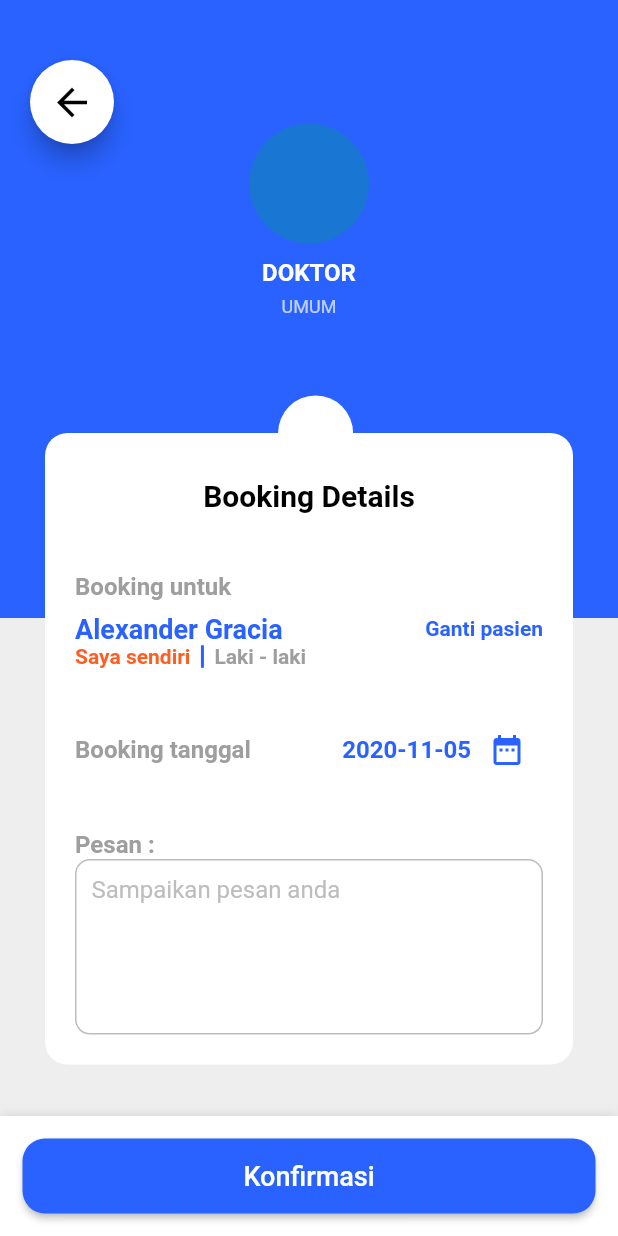
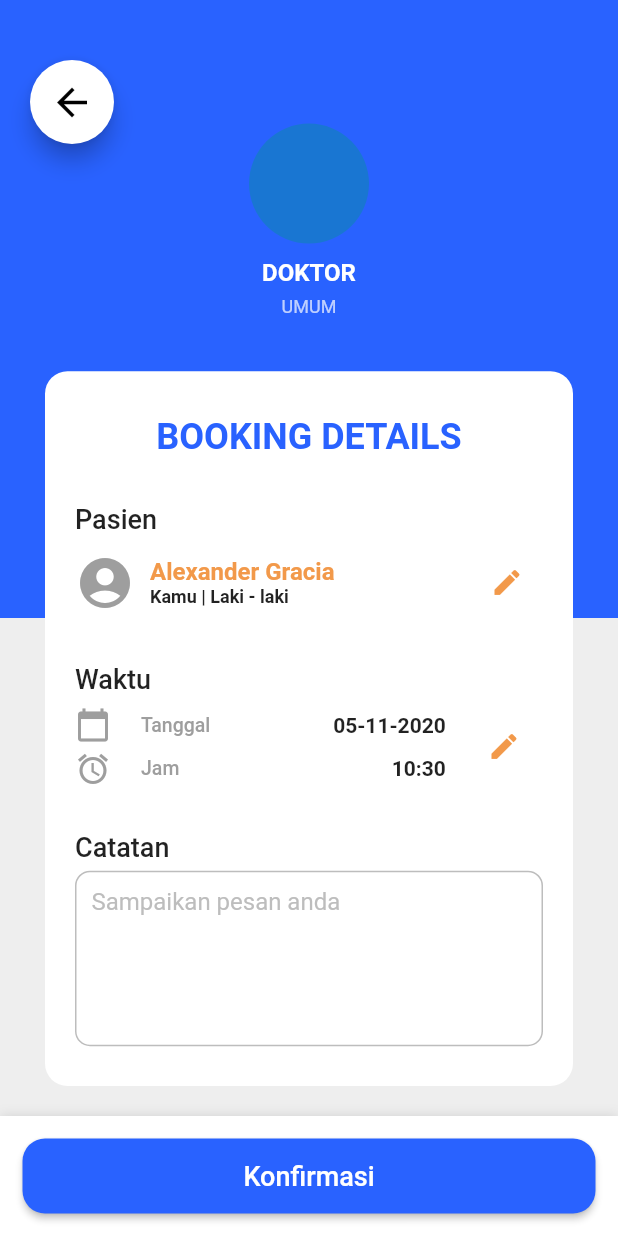
Before and after one commit to zanuarts/RS-TingkatAkhir, a Flutter app: the BookingConfirm screen opened directly, on a phone screen of 412 x 824 dp. Run offline on Flutter 3.47's test engine with Material 2 defaults, Android fonts, the phone set to English and light mode, and no system bars; our stand-ins replace carousel_pro, flutter_datetime_picker; missing offline and left inert: cupertino_radio_choice.

Commit message:
booking confirm done

```diff
--- a/lib/src/ui/pages/booking/page_booking_confirm.dart
+++ b/lib/src/ui/pages/booking/page_booking_confirm.dart
@@ -1,4 +1,5 @@
 import 'package:flutter/material.dart';
+import 'package:flutter_datetime_picker/flutter_datetime_picker.dart';
 import 'package:intl/intl.dart';
 import 'package:smkdev/src/constants/constant.dart';
 import 'package:smkdev/src/ui/components/booking/bottom_nav.dart';
@@ -22,9 +23,7 @@ class _BookingConfirmState extends State<BookingConfirm> {
     Size size = MediaQuery.of(context).size;
     return Scaffold(
       backgroundColor: Colors.grey[200],
-      body: SingleChildScrollView(
-        scrollDirection: Axis.vertical,
-        child: Stack(
+      body: Stack(
         children: [
           Container(
             width: size.width,
@@ -73,22 +72,14 @@ class _BookingConfirmState extends State<BookingConfirm> {
             ),
           ),
           Container(
-                margin: EdgeInsets.only(top: size.height * 0.32),
+              margin: EdgeInsets.only(top: size.height * 0.27, bottom: 20),
               // left: 30, right: 30),
               width: size.width,
               decoration: BoxDecoration(color: Colors.transparent),
               child: Stack(
                 children: [
                   Container(
-                      width: 50,
-                      height: 50,
-                      margin: EdgeInsets.only(left: size.width * 0.45),
-                      decoration: BoxDecoration(
-                          color: Colors.white,
-                          borderRadius: BorderRadius.circular(50)),
-                    ),
-                    Container(
-                      padding: EdgeInsets.all(20),
+                    padding: EdgeInsets.fromLTRB(20, 20, 20, 0),
                     margin: EdgeInsets.only(top: 25, left: 30, right: 30),
                     width: size.width,
                     decoration: BoxDecoration(
@@ -100,114 +91,186 @@ class _BookingConfirmState extends State<BookingConfirm> {
                         SizedBox(height: 10),
                         Center(
                           child: Text(
-                              "Booking Details",
+                            "BOOKING DETAILS",
                             style: TextStyle(
-                                  color: Colors.black,
-                                  fontSize: 20,
+                                color: colorPrimary,
+                                fontSize: 24,
                                 fontWeight: FontWeight.bold),
                           ),
                         ),
-                          SizedBox(height: 40),
+                        // Container(
+                        //   margin: EdgeInsets.only(top: 10),
+                        //   width: size.width,
+                        //   height: 1,
+                        //   color: colorPrimary,
+                        // ),
+                        SizedBox(height: 30),
                         Text(
-                            "Booking untuk",
+                          "Pasien",
                           style: TextStyle(
-                                color: Colors.grey,
-                                fontSize: 16,
-                                fontWeight: FontWeight.bold),
+                              color: Colors.black87,
+                              fontSize: 18,
+                              fontWeight: FontWeight.w500),
                         ),
                         SizedBox(height: 8),
-                          Row(
+                        Container(
+                          child: Row(
                             mainAxisAlignment: MainAxisAlignment.spaceBetween,
+                            children: [
+                              Icon(
+                                Icons.account_circle_rounded,
+                                color: Colors.grey,
+                                size: 40,
+                              ),
+                              SizedBox(width: 10),
+                              Expanded(
+                                child: Column(
+                                    crossAxisAlignment:
+                                        CrossAxisAlignment.start,
                                     children: [
                                       Text(
                                         "Alexander Gracia",
                                         style: TextStyle(
-                                    color: colorPrimary,
-                                    fontSize: 18,
+                                            color: colorLabel1,
+                                            fontSize: 16,
                                             fontWeight: FontWeight.bold),
                                       ),
+                                      Text(
+                                        "Kamu | Laki - laki",
+                                        style: TextStyle(
+                                            color: Colors.black87,
+                                            fontSize: 12,
+                                            fontWeight: FontWeight.bold),
+                                      )
+                                    ]),
+                              ),
+                              SizedBox(width: 5),
+                              IconButton(
+                                  icon: Icon(Icons.edit,
+                                      color: colorLabel1, size: 22),
+                                  onPressed: () {})
+                            ],
+                          ),
+                        ),
+                        SizedBox(height: 30),
+                        Text(
+                          "Waktu",
+                          style: TextStyle(
+                              color: Colors.black87,
+                              fontSize: 18,
+                              fontWeight: FontWeight.w500),
+                        ),
+                        SizedBox(height: 8),
                         GestureDetector(
-                                onTap: () {},
-                                child: Text(
-                                  "Ganti pasien",
+                          onTap: () {
+                            DatePicker.showDateTimePicker(
+                              context,
+                              showTitleActions: true,
+                              minTime: DateTime(2020, 1, 1),
+                              maxTime: DateTime(3000, 1, 1),
+                              onChanged: (date) {
+                                print("DATE : $date");
+                              },
+                              onConfirm: (time) {
+                                setState(() {
+                                  _date = time;
+                                });
+                              },
+                            );
+                          },
+                          child: Padding(
+                            padding: const EdgeInsets.only(right: 15),
+                            child: Row(
+                              mainAxisAlignment: MainAxisAlignment.spaceBetween,
+                              children: [
+                                Column(
+                                  crossAxisAlignment: CrossAxisAlignment.start,
+                                  children: [
+                                    Container(
+                                      width: size.width * 0.6,
+                                      child: Row(
+                                        mainAxisAlignment:
+                                            MainAxisAlignment.spaceBetween,
+                                        children: [
+                                          Row(
+                                            children: [
+                                              Icon(
+                                                Icons.calendar_today,
+                                                color: Colors.grey,
+                                              ),
+                                              SizedBox(width: 20),
+                                              Text("Tanggal",
                                                   style: TextStyle(
-                                      color: colorPrimary,
+                                                      color: Colors.grey,
+                                                      fontSize: 13,
+                                                      fontWeight:
+                                                          FontWeight.w500)),
+                                            ],
+                                          ),
+                                          Text(
+                                              DateFormat('dd-MM-yyyy')
+                                                  .format(_date),
+                                              style: TextStyle(
+                                                  color: Colors.black87,
                                                   fontSize: 14,
-                                      fontWeight: FontWeight.bold),
+                                                  fontWeight: FontWeight.bold)),
+                                        ],
+                                      ),
+                                    ),
+                                    SizedBox(height: 5),
+                                    Container(
+                                      width: size.width * 0.6,
+                                      child: Row(
+                                        mainAxisAlignment:
+                                            MainAxisAlignment.spaceBetween,
+                                        children: [
+                                          Row(
+                                            children: [
+                                              Icon(Icons.alarm,
+                                                  color: Colors.grey),
+                                              SizedBox(width: 20),
+                                              Text("Jam",
+                                                  style: TextStyle(
+                                                      color: Colors.grey,
+                                                      fontSize: 13,
+                                                      fontWeight:
+                                                          FontWeight.w500)),
+                                            ],
+                                          ),
+                                          Text(
+                                              DateFormat('hh:mm').format(_date),
+                                              style: TextStyle(
+                                                  color: Colors.black87,
+                                                  fontSize: 14,
+                                                  fontWeight: FontWeight.bold)),
+                                        ],
                                       ),
                                     ),
                                   ],
                                 ),
                                 Row(
                                   children: [
-                              Text(
-                                "Saya sendiri",
-                                style: TextStyle(
-                                    color: colorSecondary,
-                                    fontSize: 14,
-                                    fontWeight: FontWeight.bold),
-                              ),
-                              Container(
-                                  height: 15,
-                                  child: VerticalDivider(
-                                    color: colorPrimary,
-                                    thickness: 2,
-                                  )),
-                              Text(
-                                "Laki - laki",
-                                style: TextStyle(
-                                    color: Colors.grey,
-                                    fontSize: 14,
-                                    fontWeight: FontWeight.bold),
+                                    Icon(
+                                      Icons.edit,
+                                      color: colorLabel1,
+                                      size: 22,
                                     ),
                                   ],
-                          ),
-                          SizedBox(height: 30),
-                          Row(
-                            mainAxisAlignment: MainAxisAlignment.spaceBetween,
-                            children: [
-                              Text(
-                                "Booking tanggal",
-                                style: TextStyle(
-                                    color: Colors.grey,
-                                    fontSize: 16,
-                                    fontWeight: FontWeight.bold),
-                              ),
-                              Row(
-                                children: [
-                                  Text(DateFormat('yyyy-MM-dd').format(_date),
-                                      style: TextStyle(
-                                          color: colorPrimary,
-                                          fontSize: 16,
-                                          fontWeight: FontWeight.bold)),
-                                  IconButton(
-                                      icon: Icon(
-                                        Icons.date_range,
-                                        color: colorPrimary,
-                                      ),
-                                      onPressed: () {
-                                        setState(() async {
-                                          _date = await showDatePicker(
-                                            context: context,
-                                            initialDate: DateTime.now(),
-                                            firstDate: DateTime(2020),
-                                            lastDate: DateTime(2200),
-                                          );
-                                        });
-                                      }),
+                                )
                               ],
                             ),
-                            ],
+                          ),
                         ),
                         SizedBox(height: 30),
                         Text(
-                            "Pesan :",
+                          "Catatan",
                           style: TextStyle(
-                                color: Colors.grey,
-                                fontSize: 16,
-                                fontWeight: FontWeight.bold),
+                              color: Colors.black87,
+                              fontSize: 18,
+                              fontWeight: FontWeight.w500),
                         ),
                         Container(
+                          margin: EdgeInsets.only(top: 5),
                           padding: EdgeInsets.all(10),
                           decoration: BoxDecoration(
                               border: Border.all(color: Colors.grey[400]),
@@ -229,7 +292,6 @@ class _BookingConfirmState extends State<BookingConfirm> {
               ))
         ],
       ),
-      ),
       bottomNavigationBar: BottomNavBooking(
         size: size,
         buttonClick: () {},
--- a/lib/src/ui/pages/feedback/page_feedback_dashboard.dart
+++ b/lib/src/ui/pages/feedback/page_feedback_dashboard.dart
@@ -2,6 +2,7 @@ import 'package:cupertino_radio_choice/cupertino_radio_choice.dart';
 import 'package:flutter/cupertino.dart';
 import 'package:flutter/material.dart';
 import 'package:smkdev/src/constants/constant.dart';
+import 'package:smkdev/src/ui/components/buttons/button_primary.dart';
 
 class FeedbackDashboard extends StatefulWidget {
   @override
@@ -138,11 +139,11 @@ class _FeedbackDashboardState extends State<FeedbackDashboard> {
           SizedBox(
             height: 15,
           ),
-          CupertinoRadioChoice(
-              choices: ratingMap,
-              onChange: onRatingSelected,
-              initialKeyValue: _selectedRating
-          ),
+          // CupertinoRadioChoice(
+          //     choices: ratingMap,
+          //     onChange: onRatingSelected,
+          //     initialKeyValue: _selectedRating
+          // ),
           SizedBox(
             height: 20,
           ),
@@ -164,7 +165,12 @@ class _FeedbackDashboardState extends State<FeedbackDashboard> {
           SizedBox(
             height: 20,
           ),
-          ElevatedButton(onPressed: (){}, child: Text("Submit"))
+          ButtonPrimary(
+            buttonText: "Submit",
+            color: colorPrimary,
+            textColor: Colors.white,
+            onClicked: (){},
+          )
         ],
         ),
       ),
--- a/pubspec.yaml
+++ b/pubspec.yaml
@@ -26,6 +26,7 @@ dependencies:
   carousel_pro: ^1.0.0
   cupertino_radio_choice: ^1.0.0+2
   intl:
+  flutter_datetime_picker:
 
 
   # The following adds the Cupertino Icons font to your application.
```
Also changed, not shown: pubspec.lock. Lines whose indentation alone changed are shown as unchanged.
